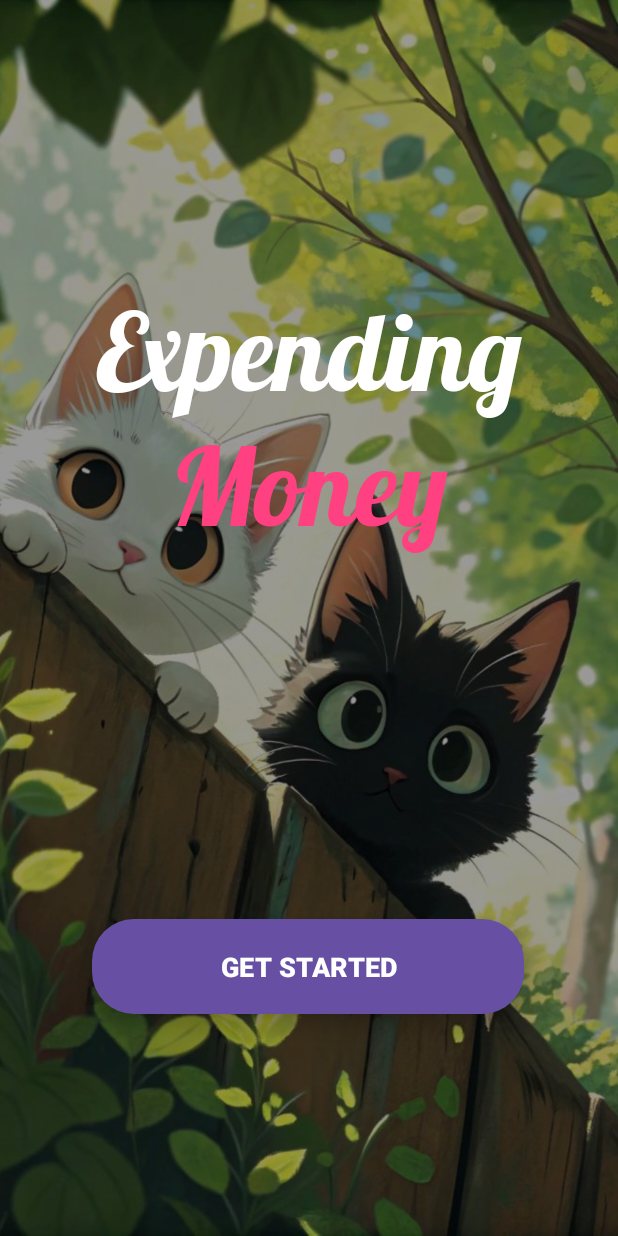
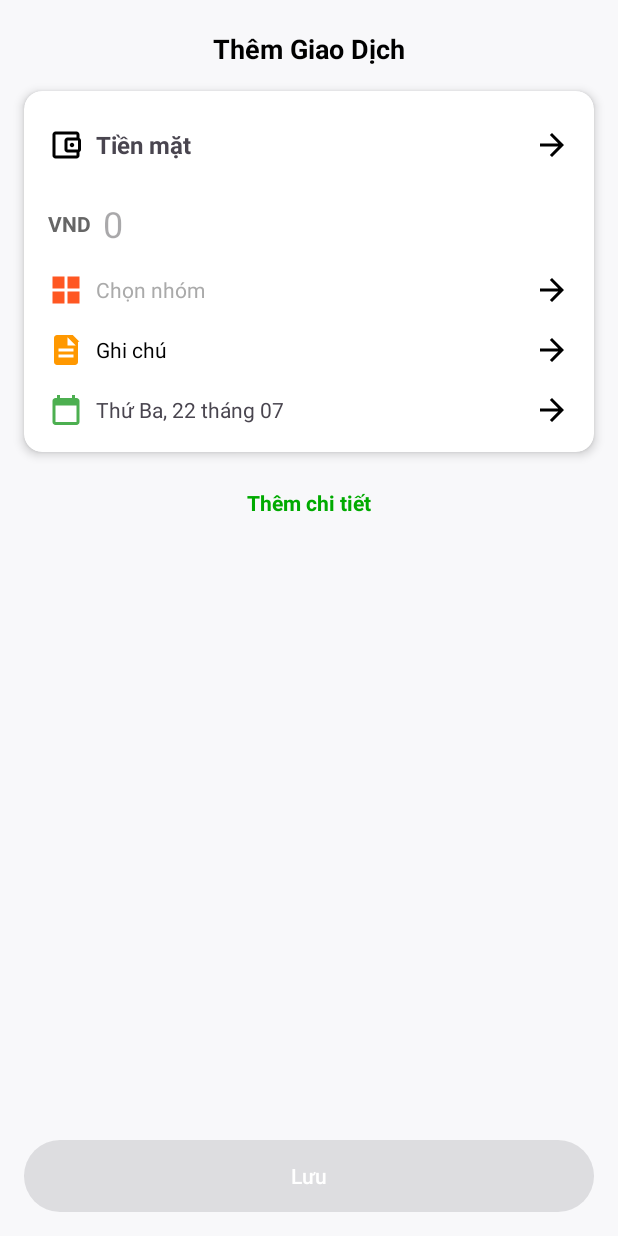
Before and after one commit to nguyenducdong22/Ohappy, an Android app: the screen it shows after launch (WelcomeActivity before the commit, Addtransaction after it), on a phone screen of 412 x 824 dp. Run offline under Robolectric (Android 15) with nearby library versions, the light colour scheme and no system bars.

Commit message:
trang lần 1

```diff
--- a/app/build.gradle.kts
+++ b/app/build.gradle.kts
@@ -45,4 +45,6 @@ dependencies {
     testImplementation(libs.junit)
     androidTestImplementation(libs.ext.junit)
     androidTestImplementation(libs.espresso.core)
+    implementation("androidx.core:core:1.12.0")
+
 }
--- /dev/null
+++ b/app/src/main/java/com/example/noname/Addtransaction.java
@@ -0,0 +1,103 @@
+package com.example.noname;
+
+import android.content.Intent;
+import android.graphics.drawable.Drawable;
+import android.os.Bundle;
+import android.text.Editable;
+import android.text.TextWatcher;
+import android.view.MotionEvent;
+import android.view.View;
+import android.widget.EditText;
+import android.widget.LinearLayout;
+import android.widget.TextView;
+
+import androidx.appcompat.app.AppCompatActivity;
+import androidx.core.content.ContextCompat;
+
+import java.text.SimpleDateFormat;
+import java.util.Calendar;
+import java.util.Locale;
+
+public class Addtransaction extends AppCompatActivity {
+
+    private TextView tvDate, tvWalletName;
+    private LinearLayout layoutChooseWallet;
+    private static final int REQUEST_CHOOSE_WALLET = 1001;
+    private EditText edtAmount;
+
+    @Override
+    protected void onCreate(Bundle savedInstanceState) {
+        super.onCreate(savedInstanceState);
+        setContentView(R.layout.activity_addtransaction);
+
+        // Ánh xạ View
+        tvDate = findViewById(R.id.tv_date);
+        tvWalletName = findViewById(R.id.tv_wallet_name);
+        layoutChooseWallet = findViewById(R.id.layout_choose_wallet);
+        edtAmount = findViewById(R.id.edt_amount);
+
+        // Hiển thị ngày hiện tại
+        Calendar calendar = Calendar.getInstance();
+        SimpleDateFormat sdf = new SimpleDateFormat("EEEE, dd 'tháng' MM", new Locale("vi"));
+        String currentDate = sdf.format(calendar.getTime());
+        currentDate = currentDate.substring(0, 1).toUpperCase() + currentDate.substring(1);
+        tvDate.setText(currentDate);
+
+        // Bắt sự kiện bấm vào phần chọn ví
+        layoutChooseWallet.setOnClickListener(v -> {
+            Intent intent = new Intent(Addtransaction.this, ChooseWalletActivity.class);
+            startActivityForResult(intent, REQUEST_CHOOSE_WALLET);
+        });
+
+        // Ẩn icon ❌ ban đầu
+        edtAmount.setCompoundDrawablesWithIntrinsicBounds(null, null, null, null);
+
+        // Bước 2: Hiện icon ❌ khi có nội dung
+        edtAmount.addTextChangedListener(new TextWatcher() {
+            @Override
+            public void beforeTextChanged(CharSequence s, int start, int count, int after) {}
+
+            @Override
+            public void onTextChanged(CharSequence s, int start, int before, int count) {
+                if (s.length() > 0) {
+                    Drawable closeIcon = ContextCompat.getDrawable(Addtransaction.this, R.drawable.ic_close);
+                    edtAmount.setCompoundDrawablesWithIntrinsicBounds(null, null, closeIcon, null);
+                } else {
+                    edtAmount.setCompoundDrawablesWithIntrinsicBounds(null, null, null, null);
+                }
+            }
+
+            @Override
+            public void afterTextChanged(Editable s) {}
+        });
+
+        // ✅ BƯỚC 1: Xử lý khi người dùng chạm vào icon ❌
+        edtAmount.setOnTouchListener((v, event) -> {
+            if (event.getAction() == MotionEvent.ACTION_UP) {
+                if (edtAmount.getCompoundDrawables()[2] != null) {
+                    int drawableEndWidth = edtAmount.getCompoundDrawables()[2].getBounds().width();
+                    if (event.getRawX() >= (edtAmount.getRight() - drawableEndWidth - edtAmount.getPaddingEnd())) {
+                        edtAmount.setText(""); // XÓA số tiền
+                        return true;
+                    }
+                }
+            }
+            return false;
+        });
+    }
+
+
+    // Nhận kết quả từ ChooseWalletActivity
+    @Override
+    protected void onActivityResult(int requestCode, int resultCode, Intent data) {
+        super.onActivityResult(requestCode, resultCode, data);
+
+        if (requestCode == REQUEST_CHOOSE_WALLET && resultCode == RESULT_OK && data != null) {
+            String selectedWallet = data.getStringExtra("selected_wallet");
+
+            if (selectedWallet != null) {
+                tvWalletName.setText(selectedWallet);
+            }
+        }
+    }
+}
--- a/app/src/main/java/com/example/noname/MainActivity.java
+++ b/app/src/main/java/com/example/noname/MainActivity.java
@@ -170,10 +170,11 @@ public class MainActivity extends AppCompatActivity {
         fabAddTransaction.setOnClickListener(new View.OnClickListener() {
             @Override
             public void onClick(View v) {
-                Toast.makeText(MainActivity.this, "Thêm giao dịch mới!", Toast.LENGTH_SHORT).show();
-                // TODO: Navigate to Add Transaction screen (most likely a new Activity or Dialog)
+                Intent intent = new Intent(MainActivity.this, Addtransaction.class);
+                startActivity(intent);
             }
         });
+
     }
 
     // Call this method to update the header and content based on current view
--- /dev/null
+++ b/app/src/main/res/drawable/btn_disabled_rounded.xml
@@ -0,0 +1,6 @@
+<?xml version="1.0" encoding="utf-8"?>
+<shape xmlns:android="http://schemas.android.com/apk/res/android"
+    android:shape="rectangle">
+    <solid android:color="#CCCCCC" />
+    <corners android:radius="24dp" />
+</shape>
--- /dev/null
+++ b/app/src/main/res/drawable/ic_arrow_right.xml
@@ -0,0 +1,4 @@
+<?xml version="1.0" encoding="utf-8"?>
+<selector xmlns:android="http://schemas.android.com/apk/res/android">
+
+</selector>
--- /dev/null
+++ b/app/src/main/res/drawable/ic_calendar.xml
@@ -0,0 +1,10 @@
+<?xml version="1.0" encoding="utf-8"?>
+<vector xmlns:android="http://schemas.android.com/apk/res/android"
+    android:width="24dp"
+    android:height="24dp"
+    android:viewportWidth="24"
+    android:viewportHeight="24">
+    <path
+        android:fillColor="#4CAF50"
+        android:pathData="M19,4h-1V2h-2v2H8V2H6v2H5c-1.1,0 -2,0.9 -2,2v14c0,1.1 0.9,2 2,2h14c1.1,0 2,-0.9 2,-2V6c0,-1.1 -0.9,-2 -2,-2zM19,20H5V9h14v11z"/>
+</vector>
--- /dev/null
+++ b/app/src/main/res/drawable/ic_category.xml
@@ -0,0 +1,10 @@
+<?xml version="1.0" encoding="utf-8"?>
+<vector xmlns:android="http://schemas.android.com/apk/res/android"
+    android:width="24dp"
+    android:height="24dp"
+    android:viewportWidth="24"
+    android:viewportHeight="24">
+    <path
+        android:fillColor="#FF5722"
+        android:pathData="M3,3h8v8H3V3zm0,10h8v8H3v-8zm10,0h8v8h-8v-8zm0,-10h8v8h-8V3z"/>
+</vector>
--- /dev/null
+++ b/app/src/main/res/drawable/ic_close.xml
@@ -0,0 +1,10 @@
+<?xml version="1.0" encoding="utf-8"?>
+<vector xmlns:android="http://schemas.android.com/apk/res/android"
+    android:width="24dp"
+    android:height="24dp"
+    android:viewportWidth="24"
+    android:viewportHeight="24">
+    <path
+        android:fillColor="#FF000000"
+        android:pathData="M18.3,5.71c-0.39,-0.39 -1.02,-0.39 -1.41,0L12,10.59 7.11,5.7c-0.39,-0.39 -1.02,-0.39 -1.41,0 -0.39,0.39 -0.39,1.02 0,1.41L10.59,12l-4.89,4.89c-0.39,0.39 -0.39,1.02 0,1.41 0.39,0.39 1.02,0.39 1.41,0L12,13.41l4.89,4.89c0.39,0.39 1.02,0.39 1.41,0 0.39,-0.39 0.39,-1.02 0,-1.41L13.41,12l4.89,-4.89c0.39,-0.39 0.39,-1.02 0,-1.4z" />
+</vector>
--- /dev/null
+++ b/app/src/main/res/drawable/ic_note.xml
@@ -0,0 +1,10 @@
+<?xml version="1.0" encoding="utf-8"?>
+<vector xmlns:android="http://schemas.android.com/apk/res/android"
+    android:width="24dp"
+    android:height="24dp"
+    android:viewportWidth="24"
+    android:viewportHeight="24">
+    <path
+        android:fillColor="#FF9800"
+        android:pathData="M21,6.5l-4.5,-4.5H6c-1.1,0 -2,0.9 -2,2v16c0,1.1 0.9,2 2,2h12c1.1,0 2,-0.9 2,-2V6.5zM13,3.5L18.5,9H13V3.5zM17,17H7v-2h10v2zm0,-4H7v-2h10v2z"/>
+</vector>
--- /dev/null
+++ b/app/src/main/res/layout/activity_addtransaction.xml
@@ -0,0 +1,219 @@
+<?xml version="1.0" encoding="utf-8"?>
+<androidx.constraintlayout.widget.ConstraintLayout
+    xmlns:android="http://schemas.android.com/apk/res/android"
+    xmlns:app="http://schemas.android.com/apk/res-auto"
+    android:layout_width="match_parent"
+    android:layout_height="match_parent"
+    android:background="#F8F8FA">
+
+    <!-- Tiêu đề -->
+    <TextView
+        android:id="@+id/title"
+        android:layout_width="wrap_content"
+        android:layout_height="wrap_content"
+        android:text="Thêm Giao Dịch"
+        android:textStyle="bold"
+        android:textSize="18sp"
+        android:textColor="#000000"
+        app:layout_constraintTop_toTopOf="parent"
+        app:layout_constraintStart_toStartOf="parent"
+        app:layout_constraintEnd_toEndOf="parent"
+        android:layout_marginTop="20dp" />
+
+
+    <!-- CardView chứa nội dung -->
+    <androidx.cardview.widget.CardView
+        android:id="@+id/cardView"
+        android:layout_width="0dp"
+        android:layout_height="wrap_content"
+        android:layout_marginTop="16dp"
+        android:layout_marginHorizontal="16dp"
+        app:cardCornerRadius="12dp"
+        app:cardElevation="4dp"
+        app:layout_constraintTop_toBottomOf="@id/title"
+        app:layout_constraintStart_toStartOf="parent"
+        app:layout_constraintEnd_toEndOf="parent">
+
+        <LinearLayout
+            android:layout_width="match_parent"
+            android:layout_height="wrap_content"
+            android:orientation="vertical"
+            android:padding="16dp">
+
+            <!-- Dòng: Ví (Tiền mặt) -->
+            <LinearLayout
+                android:id="@+id/layout_choose_wallet"
+                android:layout_width="match_parent"
+                android:layout_height="wrap_content"
+                android:orientation="horizontal"
+                android:gravity="center_vertical"
+                android:background="?attr/selectableItemBackground"
+                android:paddingVertical="8dp">
+
+                <ImageView
+                    android:layout_width="24dp"
+                    android:layout_height="24dp"
+                    android:src="@drawable/ic_wallet" />
+
+                <TextView
+                    android:id="@+id/tv_wallet_name"
+                    android:layout_width="0dp"
+                    android:layout_height="wrap_content"
+                    android:text="Tiền mặt"
+                    android:textSize="16sp"
+                    android:textStyle="bold"
+                    android:layout_marginStart="8dp"
+                    android:layout_weight="1" />
+
+                <ImageView
+                    android:layout_width="24dp"
+                    android:layout_height="24dp"
+                    android:src="@drawable/ic_arrow_forward" />
+            </LinearLayout>
+
+
+            <!-- Dòng: Số tiền -->
+            <LinearLayout
+                android:layout_width="match_parent"
+                android:layout_height="wrap_content"
+                android:orientation="horizontal"
+                android:layout_marginTop="16dp"
+                android:gravity="center_vertical">
+
+                <TextView
+                    android:layout_width="wrap_content"
+                    android:layout_height="wrap_content"
+                    android:text="VND"
+                    android:textStyle="bold"
+                    android:textColor="#666666"
+                    android:layout_marginEnd="8dp" />
+
+                <EditText
+                    android:id="@+id/edt_amount"
+                    android:layout_width="0dp"
+                    android:layout_height="wrap_content"
+                    android:layout_weight="1"
+                    android:hint="0"
+                    android:textSize="24sp"
+                    android:inputType="numberDecimal"
+                    android:textColor="#000000"
+                    android:background="@android:color/transparent"
+                    android:drawableEnd="@android:drawable/ic_menu_close_clear_cancel"
+                    android:drawablePadding="8dp"
+                    android:visibility="visible" />
+
+
+            </LinearLayout>
+
+            <!-- Dòng: Chọn nhóm -->
+            <LinearLayout
+                android:layout_width="match_parent"
+                android:layout_height="wrap_content"
+                android:orientation="horizontal"
+                android:layout_marginTop="16dp"
+                android:gravity="center_vertical">
+
+                <ImageView
+                    android:layout_width="24dp"
+                    android:layout_height="24dp"
+                    android:src="@drawable/ic_category" />
+
+                <TextView
+                    android:layout_width="0dp"
+                    android:layout_height="wrap_content"
+                    android:text="Chọn nhóm"
+                    android:textColor="#AAAAAA"
+                    android:layout_marginStart="8dp"
+                    android:layout_weight="1" />
+
+                <ImageView
+                    android:layout_width="24dp"
+                    android:layout_height="24dp"
+                    android:src="@drawable/ic_arrow_forward" />
+            </LinearLayout>
+
+            <!-- Dòng: Ghi chú -->
+            <LinearLayout
+                android:layout_width="match_parent"
+                android:layout_height="wrap_content"
+                android:orientation="horizontal"
+                android:layout_marginTop="16dp"
+                android:gravity="center_vertical">
+
+                <ImageView
+                    android:layout_width="24dp"
+                    android:layout_height="24dp"
+                    android:src="@drawable/ic_note" />
+
+                <TextView
+                    android:layout_width="0dp"
+                    android:layout_height="wrap_content"
+                    android:text="Ghi chú"
+                    android:textColor="#000000"
+                    android:layout_marginStart="8dp"
+                    android:layout_weight="1" />
+
+                <ImageView
+                    android:layout_width="24dp"
+                    android:layout_height="24dp"
+                    android:src="@drawable/ic_arrow_forward" />
+            </LinearLayout>
+
+            <!-- Dòng: Ngày -->
+            <LinearLayout
+                android:layout_width="match_parent"
+                android:layout_height="wrap_content"
+                android:orientation="horizontal"
+                android:layout_marginTop="16dp"
+                android:gravity="center_vertical">
+
+                <ImageView
+                    android:layout_width="24dp"
+                    android:layout_height="24dp"
+                    android:src="@drawable/ic_calendar" />
+
+                <TextView
+                    android:id="@+id/tv_date"
+                    android:layout_width="wrap_content"
+                    android:layout_height="wrap_content"
+                    android:layout_weight="1"
+                    android:layout_marginStart="8dp"
+                    android:text="Ngày sẽ hiển thị ở đây" />
+
+                <ImageView
+                    android:layout_width="24dp"
+                    android:layout_height="24dp"
+                    android:src="@drawable/ic_arrow_forward" />
+
+            </LinearLayout>
+        </LinearLayout>
+    </androidx.cardview.widget.CardView>
+
+    <!-- Thêm chi tiết -->
+    <TextView
+        android:id="@+id/txt_add_detail"
+        android:layout_width="wrap_content"
+        android:layout_height="wrap_content"
+        android:text="Thêm chi tiết"
+        android:textColor="#00AA00"
+        android:textStyle="bold"
+        app:layout_constraintTop_toBottomOf="@id/cardView"
+        app:layout_constraintStart_toStartOf="parent"
+        app:layout_constraintEnd_toEndOf="parent"
+        android:layout_marginTop="24dp" />
+
+    <!-- Nút Lưu -->
+    <Button
+        android:id="@+id/btn_save"
+        android:layout_width="0dp"
+        android:layout_height="48dp"
+        android:text="Lưu"
+        android:enabled="false"
+        android:textColor="#FFFFFF"
+        android:backgroundTint="#CCCCCC"
+        app:layout_constraintBottom_toBottomOf="parent"
+        app:layout_constraintStart_toStartOf="parent"
+        app:layout_constraintEnd_toEndOf="parent"
+        android:layout_margin="16dp"
+        android:background="@drawable/btn_disabled_rounded" />
+</androidx.constraintlayout.widget.ConstraintLayout>
--- a/build.gradle.kts
+++ b/build.gradle.kts
@@ -1,4 +1,4 @@
-// Top-level build file where you can add configuration options common to all sub-projects/modules.
+// build.gradle.kts (Project-level)
 plugins {
     alias(libs.plugins.android.application) apply false
 }
```
Also changed, not shown: app/src/main/AndroidManifest.xml (+13 -10 lines), app/src/main/java/com/example/noname/ChooseWalletActivity.java (added, +46 -0 lines), app/src/main/res/layout/activity_choose_wallet.xml (added, +82 -0 lines).
